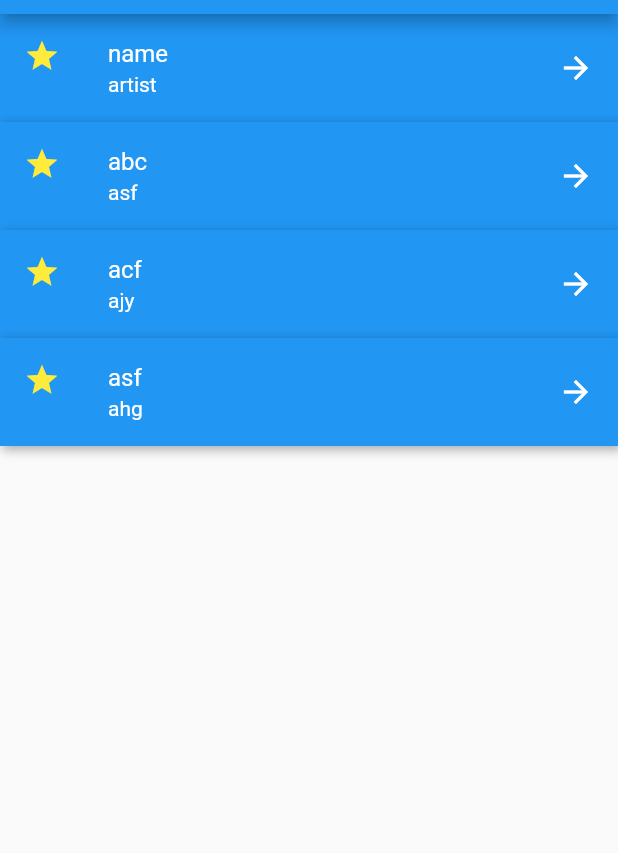
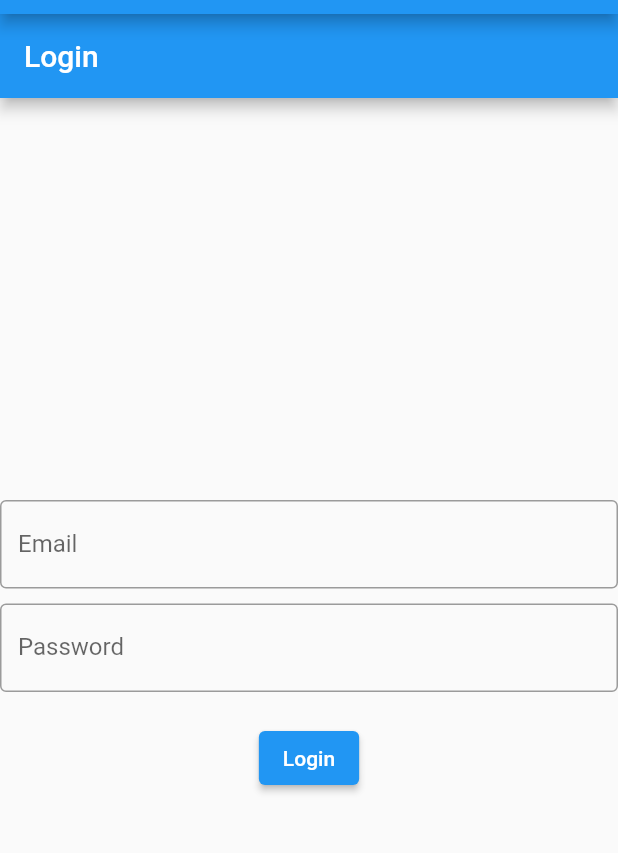
Before and after one commit to Vijay-Anantham/Xoundbucket, a Flutter app: the screen it shows after launch, on a phone screen of 412 x 824 dp, the part 70-923 px from its top. Run offline on Flutter 3.47's test engine with Material 2 defaults, Android fonts, the phone set to English and light mode, and no system bars; missing offline and left inert: mongo_dart.

Commit message:
moved songlist as screen class, added login screen

```diff
--- a/lib/domain/domain.dart
+++ b/lib/domain/domain.dart
@@ -8,4 +8,5 @@ class Songs {
 
 class user {
   late String name;
+  late List<Songs> recentlistens;
 }
--- a/lib/main.dart
+++ b/lib/main.dart
@@ -1,78 +1,14 @@
 import 'dart:math';
 
 import 'package:flutter/material.dart';
-import 'package:xoundbucket/widgets/songlistingtile.dart';
-import 'db/Testdb.dart';
-import 'package:xoundbucket/domain/domain.dart';
+import '/screens/login.dart' as sc;
 import 'package:flutter/widgets.dart';
 
 void main() {
   runApp(MaterialApp(
     home: Scaffold(
       appBar: AppBar(title: Text('Songs List')),
-      body: SongList(),
+      body: sc.LoginPage(),
     ),
   ));
 }
-
-Future<List<Songs>> getsongs() async {
-  //TODO: Currently using JSON database for data fetching Update it to Mongodb atlas
-  final database = JsonDatabase();
-  database.insert({"id": 1, "songs": Songs("abc", "asf", "asg")});
-  database.insert({"id": 2, "songs": Songs("acf", "ajy", "ahng")});
-  database.insert({"id": 3, "songs": Songs("asf", "ahg", "asg")});
-  List<Map<String, dynamic>> deresult = database.selectAll();
-  List<Songs> resultSongs = [Songs("name", "artist", "album")];
-  for (var entry in deresult) {
-    resultSongs.add(entry['songs']);
-  }
-  //TODO: How await and async works !?
-
-  await Future.delayed(Duration(seconds: 1));
-  return resultSongs;
-}
-
-class SongList extends StatefulWidget {
-  @override
-  _SongListState createState() => _SongListState();
-}
-
-class _SongListState extends State<SongList> {
-  //TODO: The UI is pretty dumb make a better UI
-  @override
-  Widget build(BuildContext context) {
-    return FutureBuilder<List<Songs>>(
-      future: getsongs(),
-      builder: (context, snapshot) {
-        if (snapshot.connectionState == ConnectionState.waiting) {
-          return CircularProgressIndicator();
-        } else if (snapshot.hasError) {
-          return Text('Error: ${snapshot.error}');
-        } else {
-          final songs = snapshot.data;
-          print("The Value of songs list $songs");
-          if (songs == null) {
-            return ListView.builder(
-              itemCount: (songs != null) ? songs.length : 0,
-              itemBuilder: (context, index) {
-                return songListTile(
-                  title: ("Song not exist"),
-                  subtitle: ("Add songs to your library"),
-                );
-              },
-            );
-          }
-          return ListView.builder(
-            itemCount: (songs != null) ? songs.length : 0,
-            itemBuilder: (context, index) {
-              return songListTile(
-                title: songs[index].name,
-                subtitle: songs[index].artist,
-              );
-            },
-          );
-        }
-      },
-    );
-  }
-}
--- /dev/null
+++ b/lib/screens/login.dart
@@ -0,0 +1,56 @@
+import 'package:flutter/material.dart';
+
+class LoginPage extends StatefulWidget {
+  const LoginPage({Key? key}) : super(key: key);
+
+  @override
+  State<LoginPage> createState() => _LoginPageState();
+}
+
+class _LoginPageState extends State<LoginPage> {
+  final _emailController = TextEditingController();
+  final _passwordController = TextEditingController();
+
+  @override
+  Widget build(BuildContext context) {
+    return Scaffold(
+      appBar: AppBar(
+        title: const Text('Login'),
+      ),
+      body: Center(
+        child: SingleChildScrollView(
+          child: Column(
+            mainAxisAlignment: MainAxisAlignment.center,
+            children: <Widget>[
+              const SizedBox(height: 20),
+              TextField(
+                controller: _emailController,
+                decoration: const InputDecoration(
+                  labelText: 'Email',
+                  border: OutlineInputBorder(),
+                ),
+              ),
+              const SizedBox(height: 10),
+              TextField(
+                controller: _passwordController,
+                obscureText: true,
+                decoration: const InputDecoration(
+                  labelText: 'Password',
+                  border: OutlineInputBorder(),
+                ),
+              ),
+              const SizedBox(height: 20),
+              ElevatedButton(
+                onPressed: () {
+                  // TODO: Implement login logic
+                  print('Login clicked');
+                },
+                child: const Text('Login'),
+              ),
+            ],
+          ),
+        ),
+      ),
+    );
+  }
+}
```
Also changed, not shown: lib/screens/songList.dart (added, +69 -0 lines), 1 other file.
